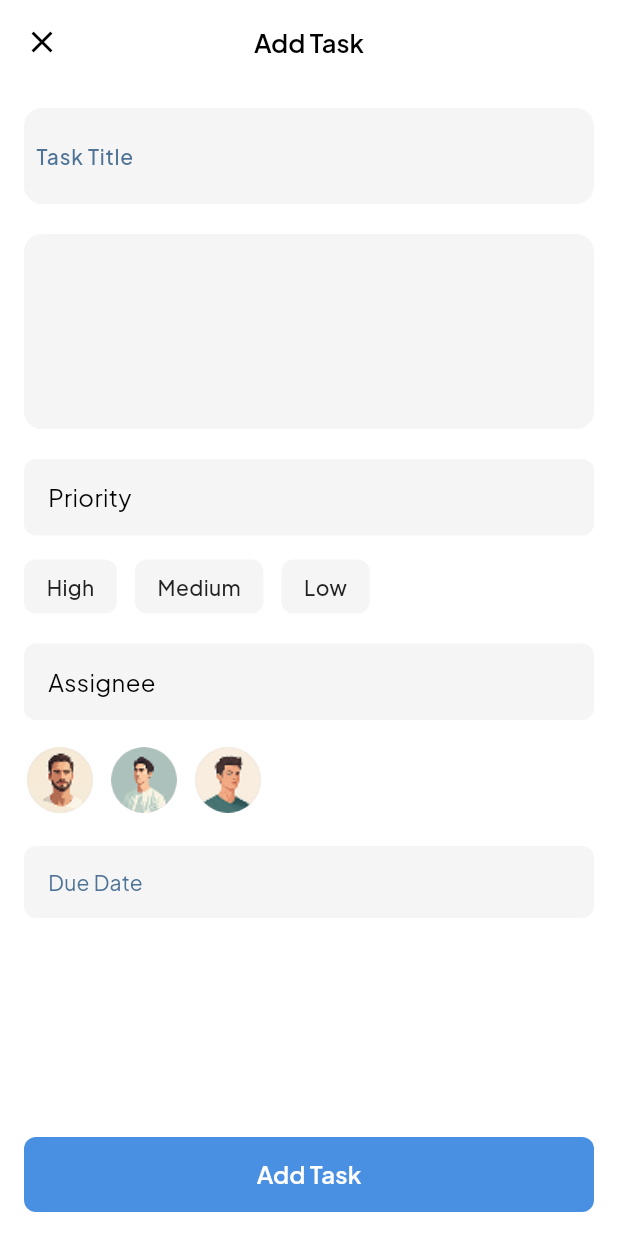
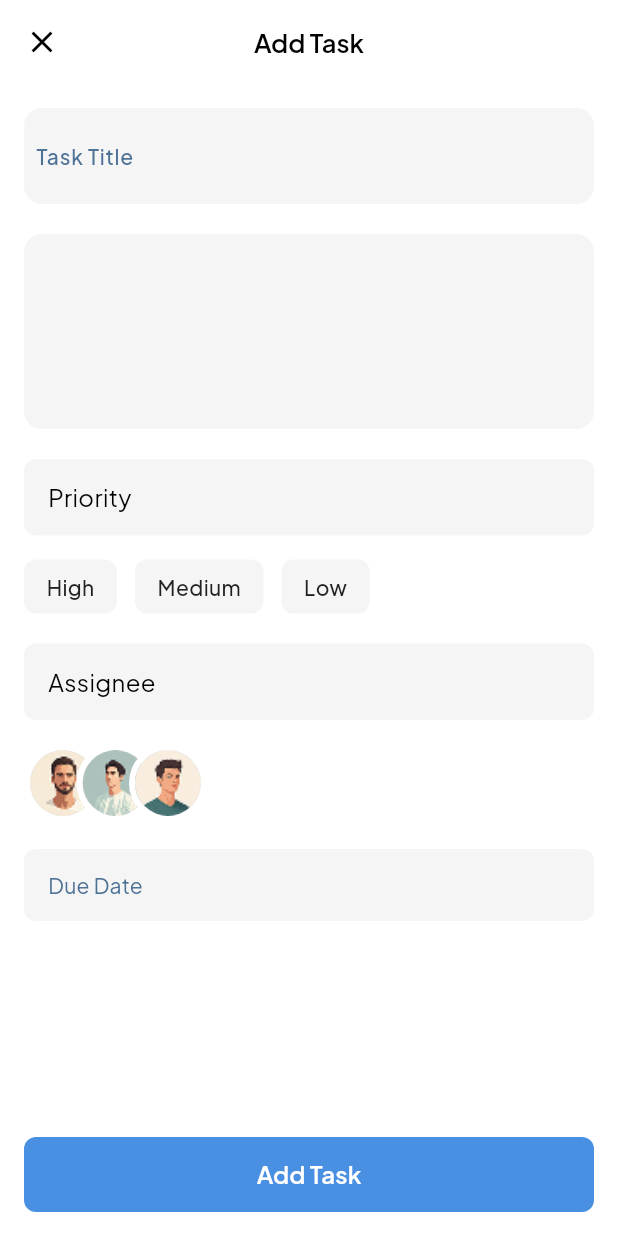
Before and after one commit to Rabeeheee/errand-buddy, a Flutter app: the AddTaskPage screen opened by its route, on a phone screen of 412 x 824 dp. Run offline on Flutter 3.47's test engine with Material 3 defaults, Android fonts, the phone set to English and light mode, and no system bars; our stand-ins replace bloc, cached_network_image, cloud_firestore, dartz, equatable, firebase_core and 7 more; missing offline and left inert: iconify_flutter; accounts and stored records are empty.

Commit message:
the stack error on add task page solved

```diff
--- a/lib/features/tasks/presentation/widgets/add_task_widgets/assignee_selector.dart
+++ b/lib/features/tasks/presentation/widgets/add_task_widgets/assignee_selector.dart
@@ -39,6 +39,7 @@ class _AssigneeSelectorState extends State<AssigneeSelector> {
     return Column(
       crossAxisAlignment: CrossAxisAlignment.start,
       children: [
+        // Selected assignee name
         Container(
           width: double.infinity,
           padding: const EdgeInsets.symmetric(horizontal: 16, vertical: 14),
@@ -56,21 +57,24 @@ class _AssigneeSelectorState extends State<AssigneeSelector> {
           ),
         ),
         const SizedBox(height: 16),
-        SingleChildScrollView(
-          scrollDirection: Axis.horizontal,
-          child: Row(
-            children: _assignees.map((assignee) {
+
+        SizedBox(
+          height: 50,
+          child: Stack(
+            children: List.generate(_assignees.length, (index) {
+              final assignee = _assignees[index];
               final isSelected = widget.selectedAssigneeId == assignee.id;
-              return Padding(
-                padding: const EdgeInsets.only(right: 8),
+
+              return Positioned(
+                left: index * 35,
                 child: GestureDetector(
                   onTap: () => widget.onAssigneeSelected(assignee.id, assignee.name),
                   child: Container(
                     decoration: BoxDecoration(
                       shape: BoxShape.circle,
                       border: isSelected
-                          ? Border.all(color: const Color(0xFF4A90E2), width: 3)
-                          : Border.all(color: Colors.white, width: 2),
+                        ? Border.all(color: const Color(0xFF4A90E2), width: 3)
+                        : Border.all(color: Colors.white, width: 4),
                     ),
                     child: CircleAvatar(
                       radius: 22,
@@ -80,7 +84,7 @@ class _AssigneeSelectorState extends State<AssigneeSelector> {
                   ),
                 ),
               );
-            }).toList(),
+            }),
           ),
         ),
       ],
```
